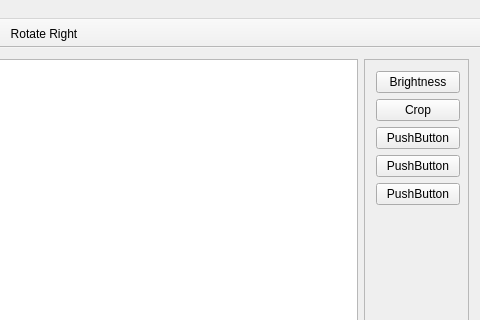
This is src/gui/mainwindow.ui in CervecerosCodigo/CCIMP as Qt 5 draws it before an edit; both pictures show x 800 to 1280 and y 0 to 320 of the 1280 by 720 pixel window. The edited form follows.
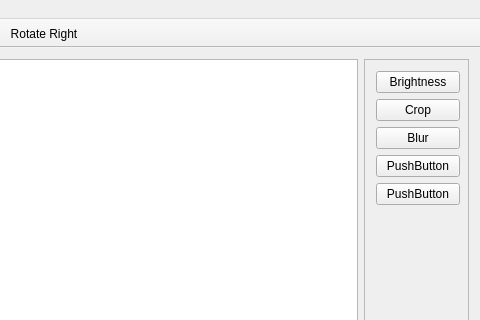
This is the edited form. Icons and pictures are not drawn.

Commit message: Jobbet med blur tool

What changed in the file:
```diff
--- a/src/gui/mainwindow.ui
+++ b/src/gui/mainwindow.ui
@@ -121,7 +121,7 @@
          <item row="2" column="0" colspan="2">
           <widget class="QPushButton" name="pushButton_3">
            <property name="text">
-            <string>PushButton</string>
+            <string>Blur</string>
            </property>
           </widget>
          </item>
```
The commit also changes 9 other files.
